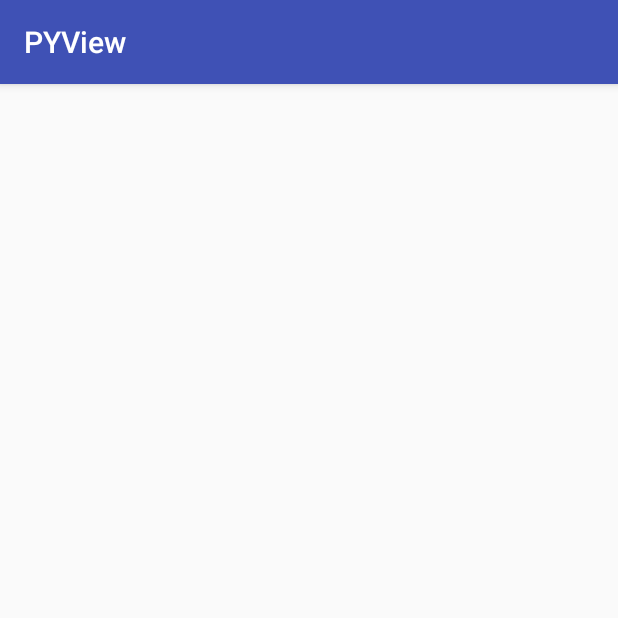
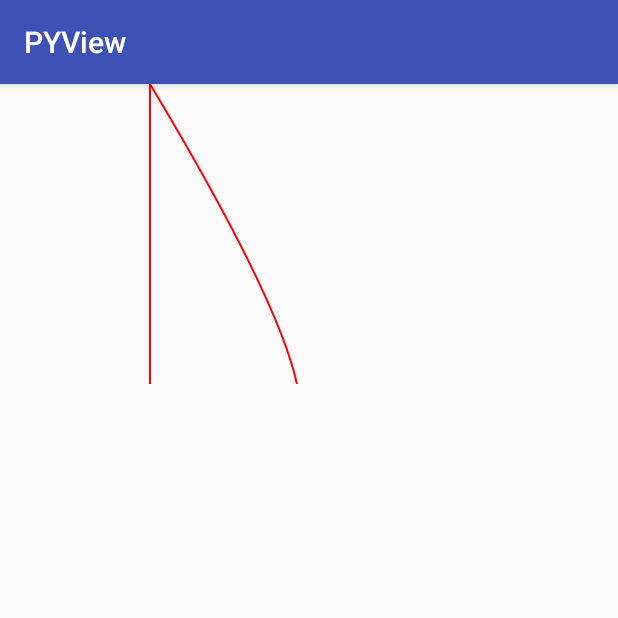
Before and after one commit to linpeiyou/PYView, an Android app: the DripActivity screen opened directly, with no data from a screen before it, on a phone screen of 412 x 824 dp, the top half of it. Run offline under Robolectric (Android 15) with nearby library versions, the phone set to English and light mode, and no system bars.

Commit message:
晕了，没做好版本控制

```diff
--- a/app/src/main/java/com/example/linpeiyou/pyview/drip/DripActivity.java
+++ b/app/src/main/java/com/example/linpeiyou/pyview/drip/DripActivity.java
@@ -3,6 +3,8 @@ package com.example.linpeiyou.pyview.drip;
 import android.os.Bundle;
 import android.support.annotation.Nullable;
 import android.support.v7.app.AppCompatActivity;
+
+import com.example.linpeiyou.pyview.R;
 
 /**
  * Created by linpeiyou on 2017/9/18.
@@ -13,5 +15,6 @@ public class DripActivity extends AppCompatActivity {
     @Override
     protected void onCreate(@Nullable Bundle savedInstanceState) {
         super.onCreate(savedInstanceState);
+        setContentView(R.layout.activity_drip);
     }
 }
--- a/app/src/main/java/com/example/linpeiyou/pyview/drip/DripView.java
+++ b/app/src/main/java/com/example/linpeiyou/pyview/drip/DripView.java
@@ -4,6 +4,7 @@ import android.content.Context;
 import android.graphics.Canvas;
 import android.graphics.Color;
 import android.graphics.Paint;
+import android.graphics.Path;
 import android.support.annotation.Nullable;
 import android.util.AttributeSet;
 import android.view.View;
--- /dev/null
+++ b/app/src/main/java/com/example/linpeiyou/pyview/drip/DripViewWithBezier.java
@@ -0,0 +1,57 @@
+package com.example.linpeiyou.pyview.drip;
+
+import android.content.Context;
+import android.graphics.Canvas;
+import android.graphics.Color;
+import android.graphics.Paint;
+import android.graphics.Path;
+import android.support.annotation.Nullable;
+import android.util.AttributeSet;
+import android.view.View;
+
+/**
+ * Created by linpeiyou on 2017/9/19.
+ */
+
+public class DripViewWithBezier extends View {
+
+    Paint mPaint = new Paint(Paint.ANTI_ALIAS_FLAG);
+    int mColor = Color.RED;
+
+    public DripViewWithBezier(Context context) {
+        super(context);
+        init();
+    }
+
+    public DripViewWithBezier(Context context, @Nullable AttributeSet attrs) {
+        super(context, attrs);
+        init();
+    }
+
+    public DripViewWithBezier(Context context, @Nullable AttributeSet attrs, int defStyleAttr) {
+        super(context, attrs, defStyleAttr);
+        init();
+    }
+
+    private void init() {
+        mPaint.setColor(mColor);
+        mPaint.setStrokeWidth(2);
+        mPaint.setStyle(Paint.Style.STROKE);
+    }
+
+
+    @Override
+    protected void onDraw(Canvas canvas) {
+        super.onDraw(canvas);
+        int width = canvas.getWidth();
+        int height = canvas.getHeight();
+        Path path = new Path();
+        //path.moveTo(200,700);
+        //path.quadTo(50,900,200,910);
+        //path.quadTo(350,900,200,700);
+        path.moveTo(width / 2, 0);
+        path.quadTo(width - 150, height + 200, width / 2, height);
+        path.quadTo(width + 150, height + 200, width / 2, 0);
+        canvas.drawPath(path, mPaint);
+    }
+}
--- a/app/src/main/res/layout/activity_drip.xml
+++ b/app/src/main/res/layout/activity_drip.xml
@@ -5,9 +5,8 @@
     android:layout_width="match_parent"
     android:layout_height="match_parent">
 
-    <com.example.linpeiyou.pyview.drip.DripView
-        android:id="@+id/drip_view"
+    <com.example.linpeiyou.pyview.drip.DripViewWithBezier
         android:layout_width="200dp"
-        android:layout_height="match_parent" />
+        android:layout_height="200dp" />
 
 </LinearLayout>
```
Also changed, not shown: app/src/main/java/com/example/linpeiyou/pyview/MainActivity.java (+10 -0 lines), app/src/main/java/com/example/linpeiyou/pyview/freestyle/LearnPaintCanvasView.java (added, +54 -0 lines), app/src/main/res/layout/activity_learn_paint_canvas_view.xml (added, +10 -0 lines).
